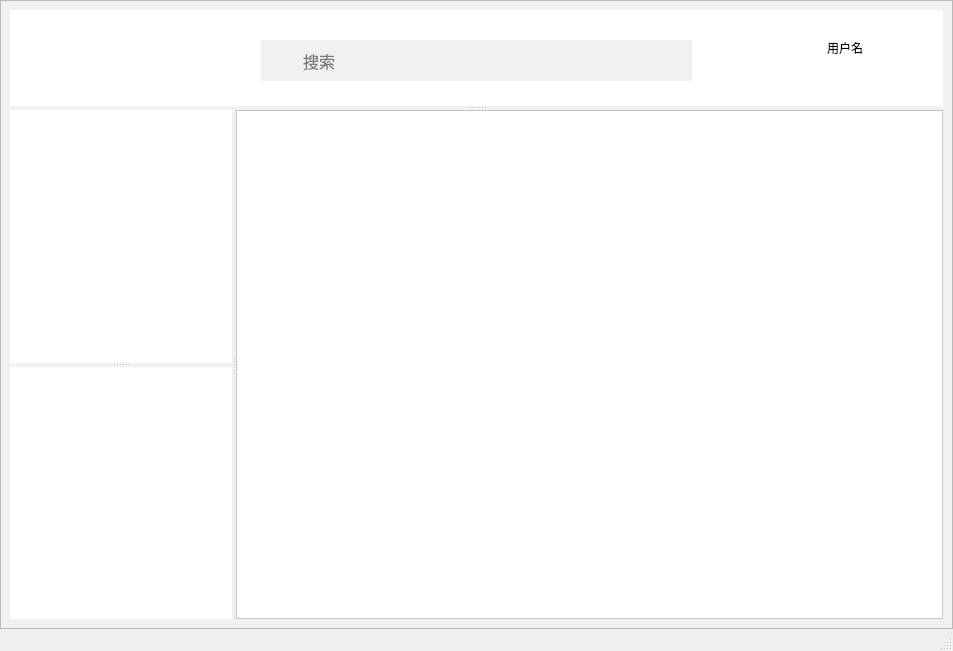
Above: Client/App_view/Ui_file/main.ui from metaphysicser/MyMail before the change. Below: the same form after it.
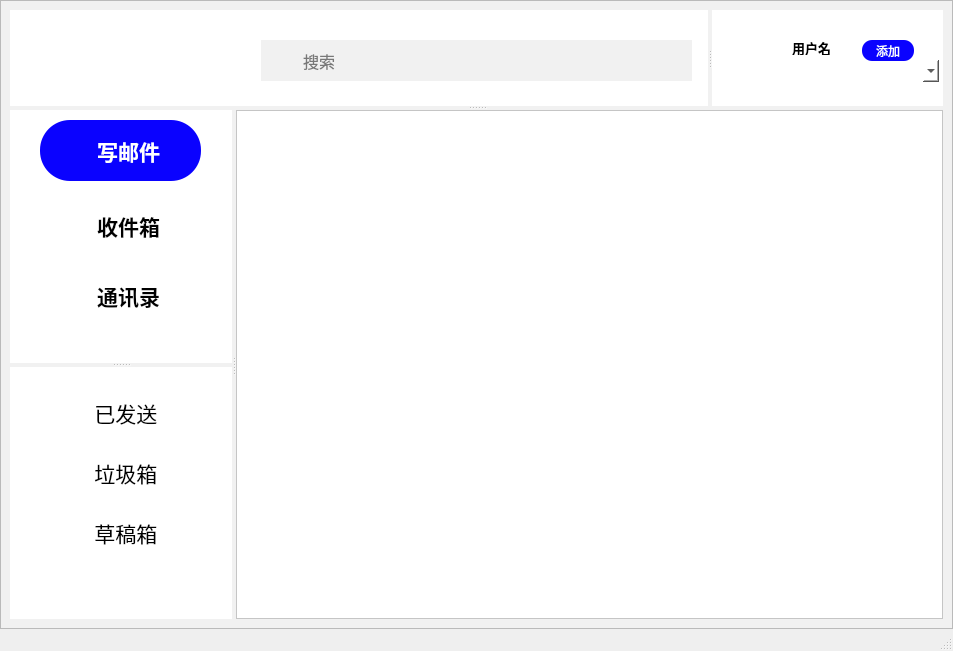
That is the form after the change. Icons and pictures are not drawn.

Commit message: feat: add main ui style

The edit to the form file:
```diff
--- a/Client/App_view/Ui_file/main.ui
+++ b/Client/App_view/Ui_file/main.ui
@@ -66,9 +66,6 @@
            <property name="orientation">
             <enum>Qt::Horizontal</enum>
            </property>
-           <property name="handleWidth">
-            <number>0</number>
-           </property>
            <widget class="QSplitter" name="splitter_3">
             <property name="orientation">
              <enum>Qt::Horizontal</enum>
@@ -155,7 +152,7 @@
                <rect>
                 <x>0</x>
                 <y>0</y>
-                <width>502</width>
+                <width>471</width>
                 <height>96</height>
                </rect>
               </property>
@@ -220,13 +217,13 @@
            <widget class="QScrollArea" name="scrollArea_6">
             <property name="minimumSize">
              <size>
-              <width>206</width>
+              <width>231</width>
               <height>96</height>
              </size>
             </property>
             <property name="maximumSize">
              <size>
-              <width>206</width>
+              <width>231</width>
               <height>96</height>
              </size>
             </property>
@@ -242,14 +239,14 @@
               <rect>
                <x>0</x>
                <y>0</y>
-               <width>206</width>
+               <width>231</width>
                <height>96</height>
               </rect>
              </property>
              <widget class="QLabel" name="label_3">
               <property name="geometry">
                <rect>
-                <x>10</x>
+                <x>20</x>
                 <y>20</y>
                 <width>51</width>
                 <height>51</height>
@@ -274,16 +271,88 @@
              <widget class="QLabel" name="label_4">
               <property name="geometry">
                <rect>
-                <x>90</x>
+                <x>80</x>
                 <y>30</y>
                 <width>72</width>
                 <height>15</height>
                </rect>
               </property>
+              <property name="font">
+               <font>
+                <family>微软雅黑</family>
+                <pointsize>10</pointsize>
+                <weight>75</weight>
+                <bold>true</bold>
+               </font>
+              </property>
               <property name="text">
                <string>用户名</string>
               </property>
              </widget>
+             <widget class="QComboBox" name="comboBox">
+              <property name="geometry">
+               <rect>
+                <x>76</x>
+                <y>50</y>
+                <width>151</width>
+                <height>22</height>
+               </rect>
+              </property>
+              <property name="font">
+               <font>
+                <family>微软雅黑</family>
+                <weight>75</weight>
+                <bold>true</bold>
+               </font>
+              </property>
+              <property name="editable">
+               <bool>false</bool>
+              </property>
+              <property name="currentText">
+               <string notr="true"/>
+              </property>
+             </widget>
+             <widget class="QPushButton" name="pushButton">
+              <property name="geometry">
+               <rect>
+                <x>150</x>
+                <y>30</y>
+                <width>52</width>
+                <height>21</height>
+               </rect>
+              </property>
+              <property name="font">
+               <font>
+                <family>微软雅黑</family>
+                <pointsize>9</pointsize>
+                <weight>9</weight>
+                <italic>false</italic>
+                <bold>false</bold>
+               </font>
+              </property>
+              <property name="styleSheet">
+               <string notr="true">QPushButton{
+    background-color: rgb(10, 2, 255);
+	color: rgb(255, 255, 255);
+    border-style: outset;
+    border-width: 0px;
+    border-radius: 10px;
+    border-color: rgb(2, 194, 18);
+    min-width: 2em;
+    padding: 0px;    
+	font: 75 9pt &quot;微软雅黑&quot;;
+}
+
+QPushButton:pressed{
+color: rgb(10, 2, 255);
+background-color: rgb(255, 255, 255);
+
+}</string>
+              </property>
+              <property name="text">
+               <string>添加</string>
+              </property>
+             </widget>
             </widget>
            </widget>
           </widget>
@@ -336,6 +405,132 @@
                 <height>247</height>
                </rect>
               </property>
+              <widget class="QPushButton" name="pushButton_2">
+               <property name="geometry">
+                <rect>
+                 <x>30</x>
+                 <y>10</y>
+                 <width>161</width>
+                 <height>61</height>
+                </rect>
+               </property>
+               <property name="font">
+                <font>
+                 <family>微软雅黑</family>
+                 <pointsize>16</pointsize>
+                 <weight>75</weight>
+                 <bold>true</bold>
+                </font>
+               </property>
+               <property name="styleSheet">
+                <string notr="true">QPushButton{
+    background-color: rgb(10, 2, 255);
+	color: rgb(255, 255, 255);
+    border-style: outset;
+    border-width: 0px;
+    border-radius: 30px;
+    border-color: rgb(2, 194, 18);
+	
+
+
+}
+
+QPushButton:focus{
+color: rgb(10, 2, 255);
+background-color: rgb(255, 255, 255);
+
+}</string>
+               </property>
+               <property name="text">
+                <string>   写邮件</string>
+               </property>
+               <property name="icon">
+                <iconset resource="../resource.qrc">
+                 <normaloff>:/newPrefix/img/写邮件_平时.png</normaloff>:/newPrefix/img/写邮件_平时.png</iconset>
+               </property>
+               <property name="iconSize">
+                <size>
+                 <width>35</width>
+                 <height>35</height>
+                </size>
+               </property>
+              </widget>
+              <widget class="QPushButton" name="pushButton_3">
+               <property name="geometry">
+                <rect>
+                 <x>0</x>
+                 <y>90</y>
+                 <width>221</width>
+                 <height>51</height>
+                </rect>
+               </property>
+               <property name="font">
+                <font>
+                 <family>微软雅黑</family>
+                 <pointsize>16</pointsize>
+                 <weight>75</weight>
+                 <bold>true</bold>
+                </font>
+               </property>
+               <property name="styleSheet">
+                <string notr="true">QPushButton:focus{
+color: rgb(255, 255, 255);
+background-color: rgb(220, 0, 0);
+
+}</string>
+               </property>
+               <property name="text">
+                <string>   收件箱</string>
+               </property>
+               <property name="icon">
+                <iconset resource="../resource.qrc">
+                 <normaloff>:/newPrefix/img/收件箱.png</normaloff>:/newPrefix/img/收件箱.png</iconset>
+               </property>
+               <property name="iconSize">
+                <size>
+                 <width>35</width>
+                 <height>35</height>
+                </size>
+               </property>
+              </widget>
+              <widget class="QPushButton" name="pushButton_4">
+               <property name="geometry">
+                <rect>
+                 <x>0</x>
+                 <y>160</y>
+                 <width>221</width>
+                 <height>51</height>
+                </rect>
+               </property>
+               <property name="font">
+                <font>
+                 <family>微软雅黑</family>
+                 <pointsize>16</pointsize>
+                 <weight>75</weight>
+                 <bold>true</bold>
+                </font>
+               </property>
+               <property name="styleSheet">
+                <string notr="true">QPushButton:focus{
+color: rgb(255, 255, 255);
+background-color: rgb(235, 235, 0);
+
+}</string>
+               </property>
+               <property name="text">
+                <string>   通讯录</string>
+               </property>
+               <property name="icon">
+                <iconset resource="../resource.qrc">
+                 <normaloff>:/newPrefix/img/通讯录.png</normaloff>:/newPrefix/img/通讯录.png</iconset>
+               </property>
+               <property name="iconSize">
+                <size>
+                 <width>35</width>
+                 <height>35</height>
+                </size>
+               </property>
+              </widget>
              </widget>
             </widget>
             <widget class="QScrollArea" name="scrollArea_4">
@@ -367,6 +562,120 @@
                 <height>247</height>
                </rect>
               </property>
+              <widget class="QPushButton" name="pushButton_5">
+               <property name="geometry">
+                <rect>
+                 <x>0</x>
+                 <y>20</y>
+                 <width>221</width>
+                 <height>51</height>
+                </rect>
+               </property>
+               <property name="font">
+                <font>
+                 <family>微软雅黑</family>
+                 <pointsize>16</pointsize>
+                 <weight>50</weight>
+                 <bold>false</bold>
+                </font>
+               </property>
+               <property name="styleSheet">
+                <string notr="true">QPushButton:focus{
+color: rgb(255, 255, 255);
+background-color:rgb(0, 170, 255);
+
+}</string>
+               </property>
+               <property name="text">
+                <string>  已发送</string>
+               </property>
+               <property name="icon">
+                <iconset resource="../resource.qrc">
+                 <normaloff>:/newPrefix/img/已发送_平时.png</normaloff>:/newPrefix/img/已发送_平时.png</iconset>
+               </property>
+               <property name="iconSize">
+                <size>
+                 <width>35</width>
+                 <height>35</height>
+                </size>
+               </property>
+              </widget>
+              <widget class="QPushButton" name="pushButton_6">
+               <property name="geometry">
+                <rect>
+                 <x>0</x>
+                 <y>80</y>
+                 <width>221</width>
+                 <height>51</height>
+                </rect>
+               </property>
+               <property name="font">
+                <font>
+                 <family>微软雅黑</family>
+                 <pointsize>16</pointsize>
+                 <weight>50</weight>
+                 <bold>false</bold>
+                </font>
+               </property>
+               <property name="styleSheet">
+                <string notr="true">QPushButton:focus{
+color: rgb(255, 255, 255);
+background-color:rgb(0, 170, 255);
+
+}</string>
+               </property>
+               <property name="text">
+                <string>  垃圾箱</string>
+               </property>
+               <property name="icon">
+                <iconset resource="../resource.qrc">
+                 <normaloff>:/newPrefix/img/垃圾箱_平时.png</normaloff>:/newPrefix/img/垃圾箱_平时.png</iconset>
+               </property>
+               <property name="iconSize">
+                <size>
+                 <width>35</width>
+                 <height>35</height>
+                </size>
+               </property>
+              </widget>
+              <widget class="QPushButton" name="pushButton_7">
+               <property name="geometry">
+                <rect>
+                 <x>0</x>
+                 <y>140</y>
+                 <width>221</width>
+                 <height>51</height>
+                </rect>
+               </property>
+               <property name="font">
+                <font>
+                 <family>微软雅黑</family>
+                 <pointsize>16</pointsize>
+                 <weight>50</weight>
+                 <bold>false</bold>
+                </font>
+               </property>
+               <property name="styleSheet">
+                <string notr="true">QPushButton:focus{
+color: rgb(255, 255, 255);
+background-color:rgb(0, 170, 255);
+
+}</string>
+               </property>
+               <property name="text">
+                <string>  草稿箱</string>
+               </property>
+               <property name="icon">
+                <iconset resource="../resource.qrc">
+                 <normaloff>:/newPrefix/img/草稿箱_平时.png</normaloff>:/newPrefix/img/草稿箱_平时.png</iconset>
+               </property>
+               <property name="iconSize">
+                <size>
+                 <width>35</width>
+                 <height>35</height>
+                </size>
+               </property>
+              </widget>
              </widget>
             </widget>
            </widget>
```
Left out of the diff: 1 changed line with no effect on the pictures. The commit also changes 11 other files.
